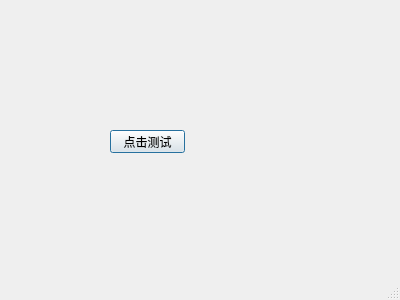
Before: the Qt Designer form PyDatcomLab/GUIs/Reference.ui in darkspring2015/PyDatcomLab, drawn with Qt 5.
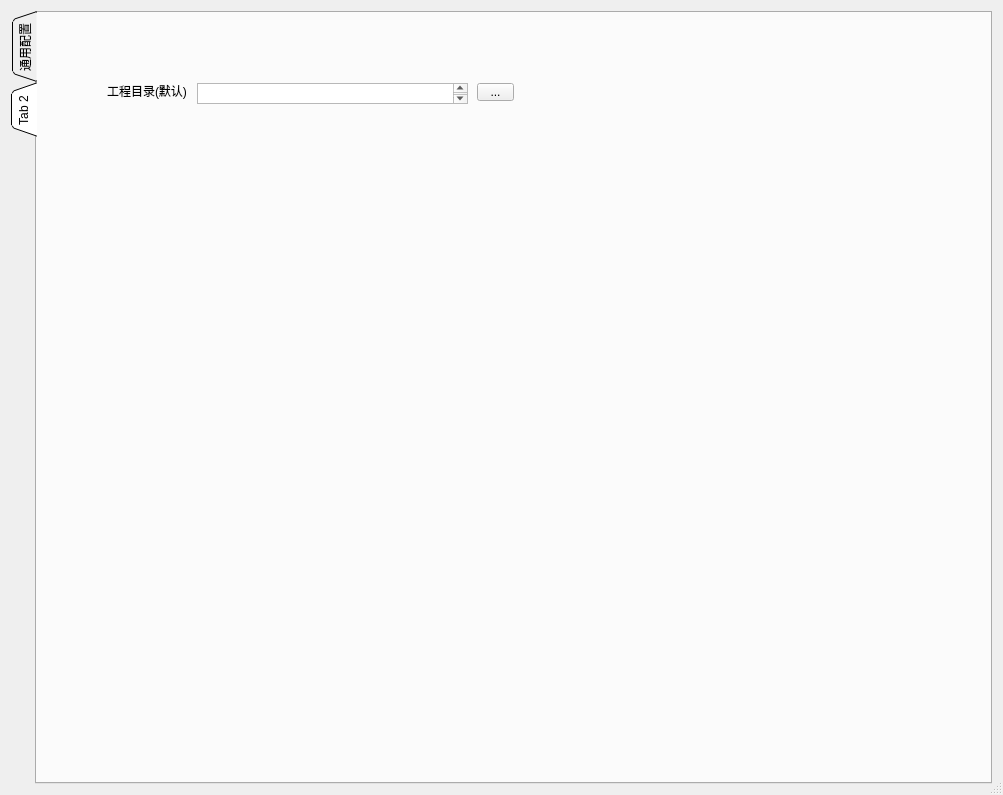
After: the same form once the commit is applied.

```diff
--- a/PyDatcomLab/GUIs/Reference.ui
+++ b/PyDatcomLab/GUIs/Reference.ui
@@ -6,8 +6,8 @@
    <rect>
     <x>0</x>
     <y>0</y>
-    <width>400</width>
-    <height>300</height>
+    <width>1003</width>
+    <height>795</height>
    </rect>
   </property>
   <property name="windowTitle">
@@ -16,19 +16,70 @@
   <property name="sizeGripEnabled">
    <bool>true</bool>
   </property>
-  <widget class="QPushButton" name="pushButton_test">
-   <property name="geometry">
-    <rect>
-     <x>110</x>
-     <y>130</y>
-     <width>75</width>
-     <height>23</height>
-    </rect>
-   </property>
-   <property name="text">
-    <string>点击测试</string>
-   </property>
-  </widget>
+  <layout class="QVBoxLayout" name="verticalLayout">
+   <item>
+    <widget class="QTabWidget" name="tabWidget_Reference">
+     <property name="tabPosition">
+      <enum>QTabWidget::West</enum>
+     </property>
+     <property name="tabShape">
+      <enum>QTabWidget::Triangular</enum>
+     </property>
+     <property name="currentIndex">
+      <number>1</number>
+     </property>
+     <property name="elideMode">
+      <enum>Qt::ElideNone</enum>
+     </property>
+     <widget class="QWidget" name="tab_general">
+      <attribute name="title">
+       <string>通用配置</string>
+      </attribute>
+     </widget>
+     <widget class="QWidget" name="tab_2">
+      <attribute name="title">
+       <string>Tab 2</string>
+      </attribute>
+      <widget class="QLabel" name="label">
+       <property name="geometry">
+        <rect>
+         <x>70</x>
+         <y>70</y>
+         <width>91</width>
+         <height>16</height>
+        </rect>
+       </property>
+       <property name="text">
+        <string>工程目录(默认)</string>
+       </property>
+      </widget>
+      <widget class="QTextEdit" name="textEdit">
+       <property name="geometry">
+        <rect>
+         <x>160</x>
+         <y>70</y>
+         <width>271</width>
+         <height>21</height>
+        </rect>
+       </property>
+      </widget>
+      <widget class="QToolButton" name="toolButton">
+       <property name="geometry">
+        <rect>
+         <x>440</x>
+         <y>70</y>
+         <width>37</width>
+         <height>18</height>
+        </rect>
+       </property>
+       <property name="text">
+        <string>...</string>
+       </property>
+      </widget>
+     </widget>
+    </widget>
+   </item>
+  </layout>
  </widget>
  <resources/>
  <connections>
```
Left out of the diff: 19 changed lines with no effect on the pictures.
